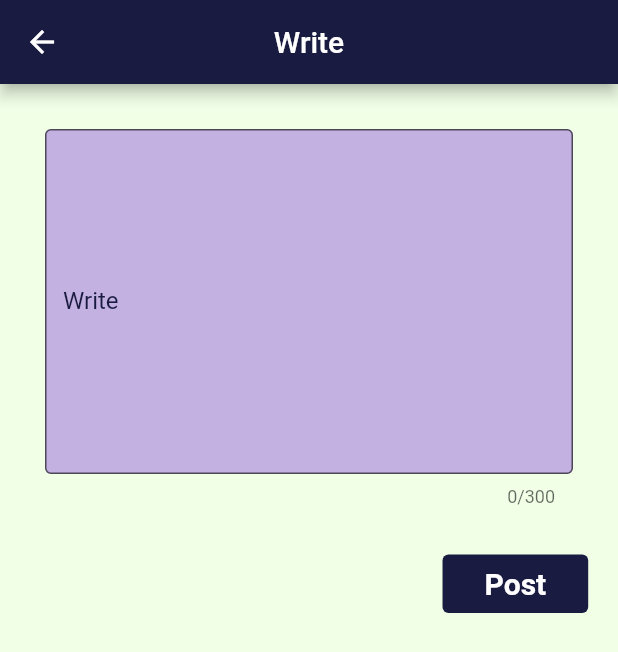
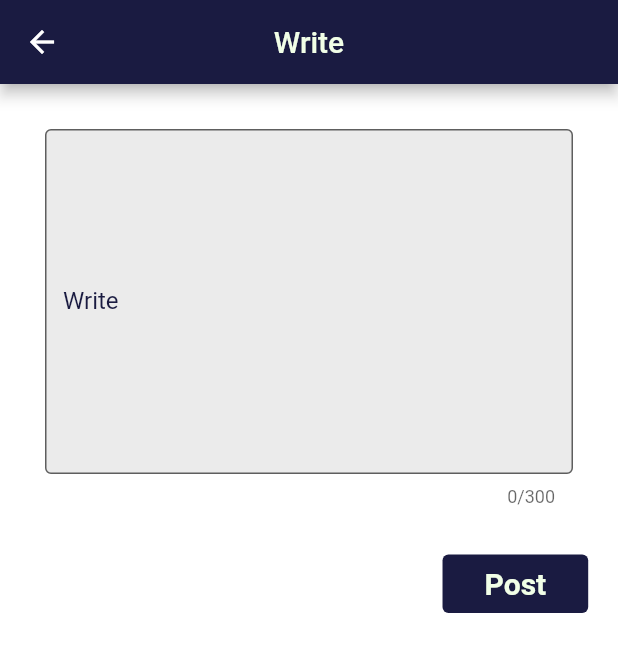
Before and after one commit to anyelimrodriguez/ChapK-v2, a Flutter app: the Write screen opened by its route, on a phone screen of 412 x 824 dp. Shown: the top 652 px of the screen. Run offline on Flutter 3.47's test engine with Material 2 defaults, Android fonts, the phone set to English and light mode, and no system bars; our stand-ins replace cloud_firestore, firebase_auth, firebase_core; missing offline and left inert: translator; accounts and stored records are empty.

Commit message:
change colors in write, viewstory, and  home page

```diff
--- a/chap_k/lib/pages/Write.dart
+++ b/chap_k/lib/pages/Write.dart
@@ -27,10 +27,13 @@ class _WriteState extends State<Write> {
     WidthOfScreen=MediaQuery.of(context).size.width;
 
     return Scaffold(
-      backgroundColor: const Color(0xFFF1FFE7),
+      backgroundColor: Colors.white,
       appBar: AppBar(
         title: const Text(
           "Write",
+          style: TextStyle(
+            color: Color(0xFFF1FFE7),
+          ),
         ),
         backgroundColor: const Color(0xFF1A1B41),
         centerTitle: true,
@@ -57,7 +60,7 @@ class _WriteState extends State<Write> {
                     ),
                     filled: true,
                     //hoverColor: Colors.green,
-                    fillColor: Color(0xFFC3B1E1),
+                    fillColor: Color(0xFFEBEBEB),
 
                     ),
                   ),
@@ -111,7 +114,7 @@ class PostButton extends StatelessWidget{
           Text(
             "Post",
             style: TextStyle(
-              color: Colors.white,
+              color: Color(0xFFF1FFE7),
               fontSize: 20.0,
               fontWeight: FontWeight.bold,
             ),
```
Also changed, not shown: chap_k/lib/pages/Home.dart (+6 -6 lines), chap_k/lib/pages/ViewStory.dart (+10 -6 lines).
